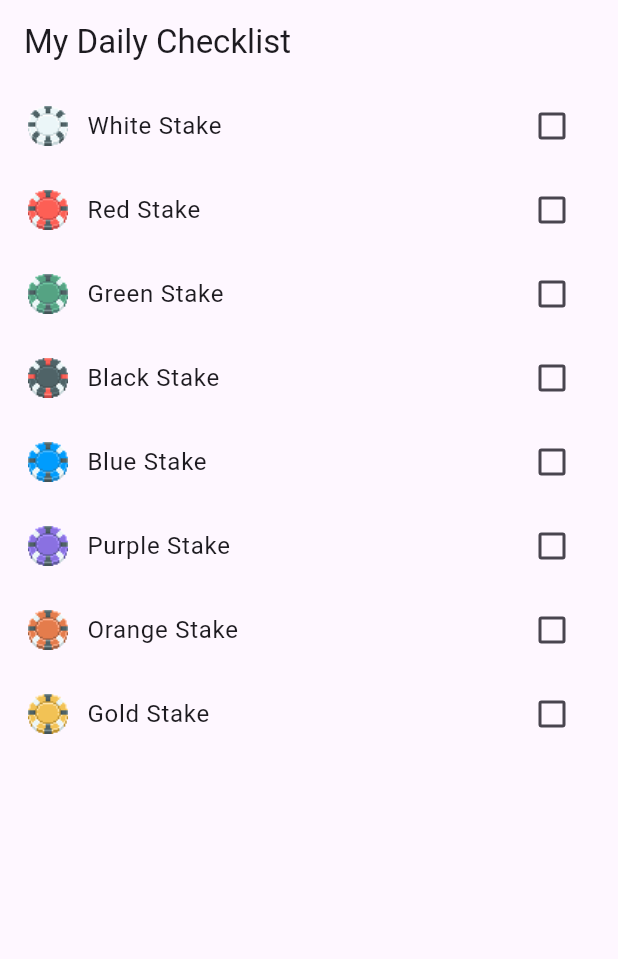
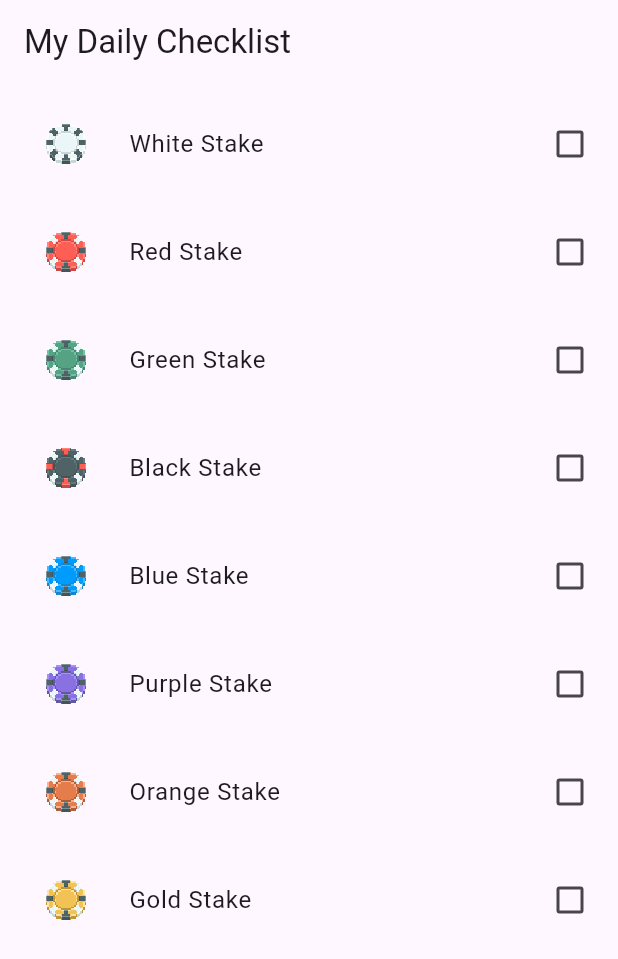
Before and after one commit to TessaChessnoe/balatodo, a Flutter app: the screen it shows after launch, on a phone screen of 412 x 824 dp. Shown: the top 959 px of the screen. Run offline on Flutter 3.47's test engine with Material 3 defaults, Android fonts, the phone set to English and light mode, and no system bars; our stand-ins replace audioplayers.

Commit message:
Attempted to constrain checklist tile size for large pixel art images. Currently the images do not scale with the list tiles beyond a certain point. WIP.

```diff
--- a/lib/main.dart
+++ b/lib/main.dart
@@ -5,16 +5,24 @@ void main() {
   runApp(MyApp());
 }
 
+class PixelArtConfig {
+  static const double globalScale = 15.0; // Default scale for pixel art
+  static const double basePixelSize = 27.0;
+  static const double maxRenderSize = 64.0;
+}
+
 // Data model for a checkbox item
 class CheckboxItem {
   String label; // Text label to display
   bool isChecked; // Current checked state
-  String soundPath; // Filepath for 'check' sound
-  String imagePath; // Image for checklist item
+  final String soundPath; // Filepath for 'check' sound
+  final String imagePath; // Image for checklist item
+  final double? customScale; // Optional override
   CheckboxItem({
     required this.label,
     required this.soundPath,
     required this.imagePath,
+    this.customScale,
     this.isChecked = false,
   });
 }
@@ -116,22 +124,42 @@ class _CheckboxScreenState extends State<CheckboxScreen> {
       body: ListView.builder(
         itemCount: items.length, // Fixed number of checkboxes
         itemBuilder: (context, index) {
-          return CheckboxListTile(
-            // Each checkbox shows an image + label
-            title: Row(
-              children: [
-                Image.asset(
-                  // Get image for each checklist item
-                  items[index].imagePath,
-                  width: 32,
-                  height: 32,
-                ),
-                SizedBox(width: 10),
-                Expanded(child: Text(items[index].label)),
-              ],
+          // Prevents current checkbox item from being incorrectly reassigned
+          final item = items[index];
+          // Use customScale if set, otherwise, use global pixel scaling
+          final double scale = item.customScale ?? PixelArtConfig.globalScale;
+          final double displaySize = PixelArtConfig.basePixelSize * scale;
+
+          // Must wrap checklist tile in fixed-size container
+          // Otherwise tile grows out of proportion to larger pixel art
+          return SizedBox(
+            height: 72, // fixed tile height
+            child: CheckboxListTile(
+              contentPadding: EdgeInsets.symmetric(horizontal: 12),
+              title: Row(
+                children: [
+                  ConstrainedBox(
+                    constraints: BoxConstraints(
+                      maxWidth: PixelArtConfig.maxRenderSize,
+                      maxHeight: PixelArtConfig.maxRenderSize,
+                    ),
+                    child: SizedBox(
+                      width: displaySize,
+                      height: displaySize,
+                      child: Image.asset(
+                        item.imagePath,
+                        filterQuality: FilterQuality.none,
+                        isAntiAlias: false,
+                      ),
+                    ),
+                  ),
+                  SizedBox(width: 10),
+                  Expanded(child: Text(item.label)),
+                ],
+              ),
+              value: item.isChecked,
+              onChanged: (_) => _toggleCheckbox(index),
             ),
-            value: items[index].isChecked, // Current checked state
-            onChanged: (_) => _toggleCheckbox(index), // Toggle on tap
           );
         },
       ),
```
Also changed, not shown: assets/images/red-stake-3x.png (added), assets/images/spr_sheets/chips-sheet.png (renamed from assets/images/master/chips-sheet.png), assets/images/spr_sheets/chips.png (renamed from assets/images/master/chips.png), 2 other files.
